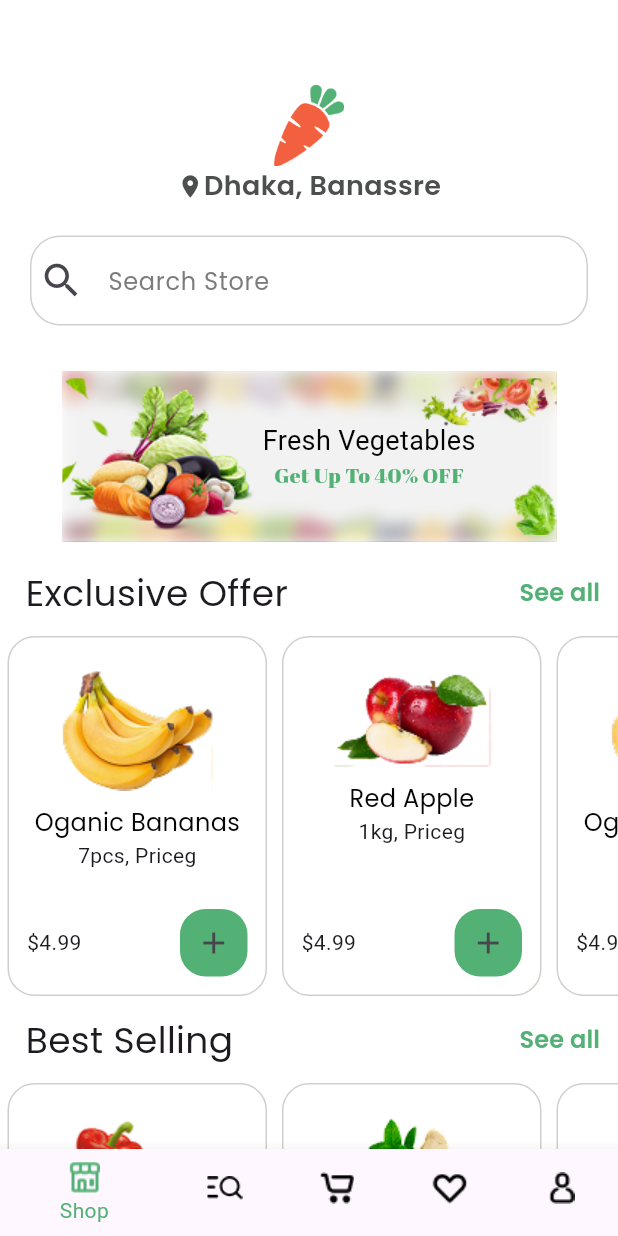
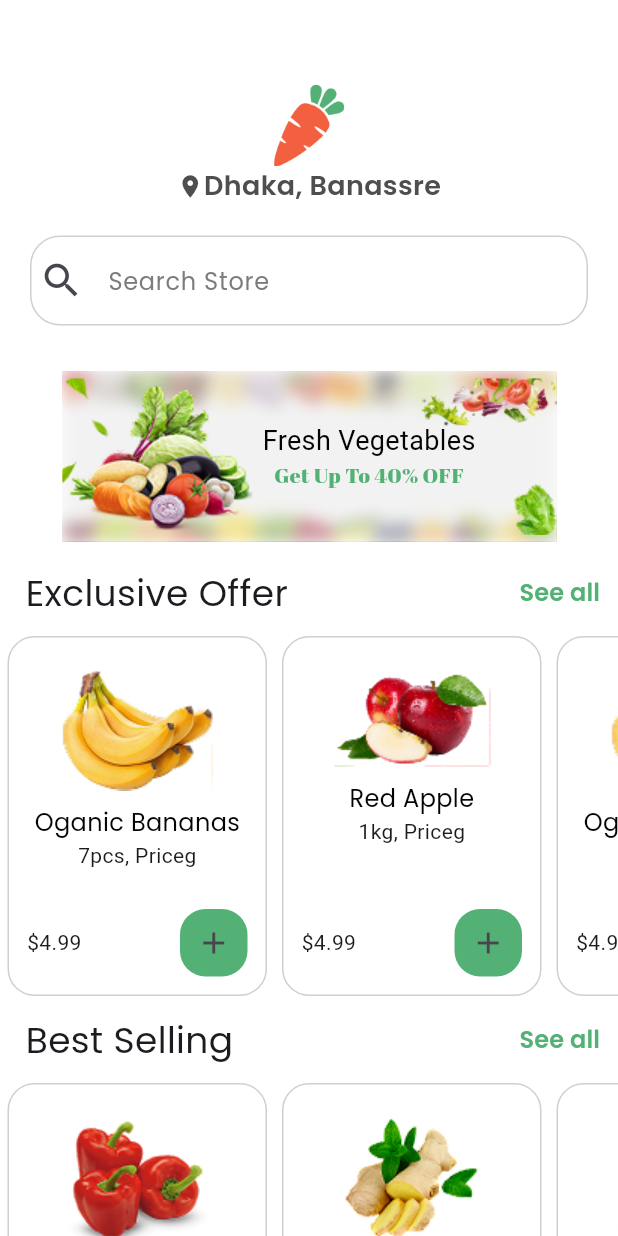
Before and after one commit to Daniyal842/nectar, a Flutter app: the screen it shows after launch, on a phone screen of 412 x 824 dp. Run offline on Flutter 3.47's test engine with Material 3 defaults, Android fonts, the phone set to English and light mode, and no system bars; our stand-ins replace google_fonts; Roboto replaces fonts that are missing (Aclonica).

Commit message:
today this task done

```diff
--- a/lib/main.dart
+++ b/lib/main.dart
@@ -16,12 +16,13 @@ void main()
 
 class MyApp extends StatelessWidget {
   const MyApp({super.key});
-
+//comment
   @override
   Widget build(BuildContext context) {
     return MaterialApp(
       debugShowCheckedModeBanner: false,
-       home: BottomNavView(),
+       home: ShopView(),
+       //BottomNavView(),
     );
   }
 }
```
